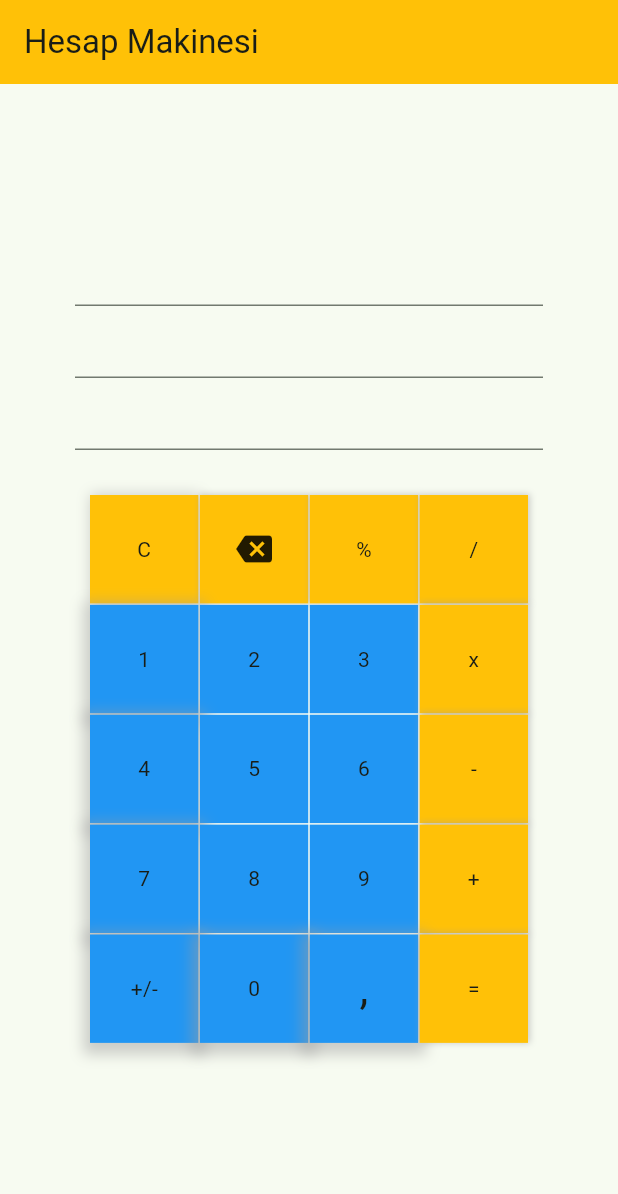
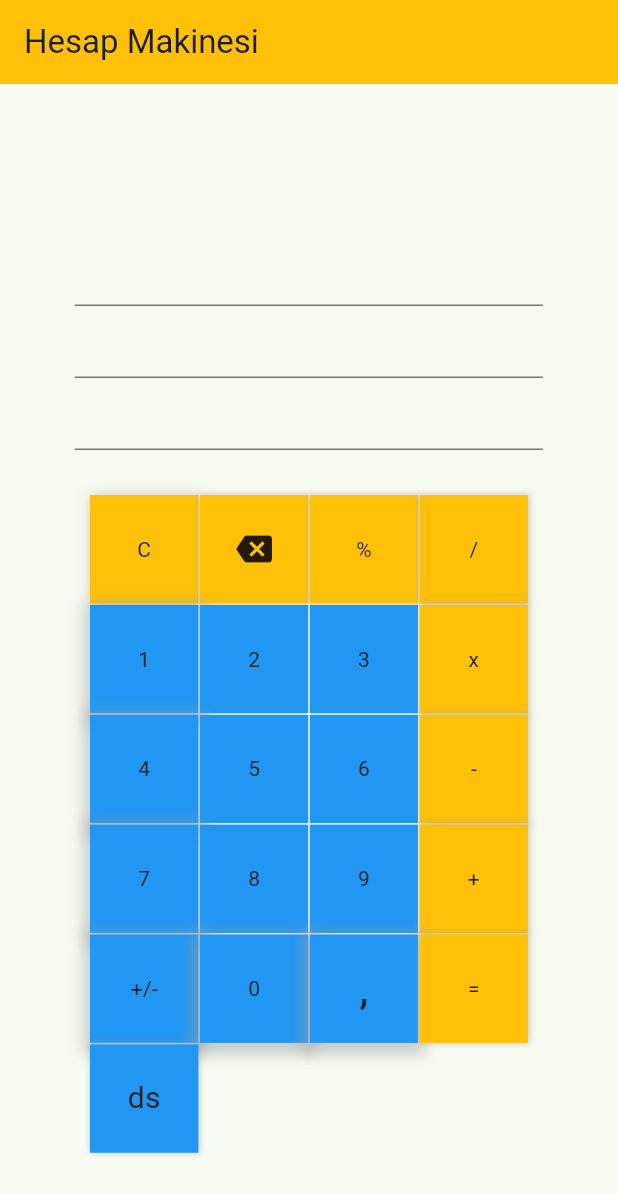
Before and after one commit to BurakCanOzguc/Calculator, a Flutter app: the screen it shows after launch, on a phone screen of 412 x 824 dp. Shown: the top 1194 px of the screen. Run offline on Flutter 3.47's test engine with Material 3 defaults, Android fonts, the phone set to English and light mode, and no system bars.

Commit message:
widget yapısı oluşturuldu

```diff
--- a/lib/main.dart
+++ b/lib/main.dart
@@ -1,6 +1,7 @@
 import 'package:flutter/cupertino.dart';
 import 'package:flutter/material.dart';
 import 'package:flutter/widgets.dart';
+import 'package:hesap_makine_yeni/widgets/calculator_widget/button_widgets.dart';
 
 void main() {
   runApp(const MyApp());
@@ -84,6 +85,7 @@ class _CalculatorState extends State<Calculator> {
 
   TextEditingController ilkDeger = TextEditingController();
   TextEditingController ikinciDeger = TextEditingController();
+  TextEditingController islem2 = TextEditingController();
 
   @override
   Widget build(BuildContext context) {
@@ -99,9 +101,15 @@ class _CalculatorState extends State<Calculator> {
         padding: const EdgeInsets.only(top: 100, left: 50, right: 50),
         child: Column(
           children: [
-            TextField(),
-            TextField(),
-            TextField(),
+            TextField(
+              controller: ilkDeger,
+            ),
+            TextField(
+              controller: islem2,
+            ),
+            TextField(
+              controller: ikinciDeger,
+            ),
             SizedBox(
               height: 20,
             ),
@@ -201,6 +209,7 @@ class _CalculatorState extends State<Calculator> {
                     alignment: Alignment.center,
                     child: const Text("3"),
                   ),
+                  //Çarpma
                   Container(
                     decoration: BoxDecoration(boxShadow: [
                       BoxShadow(
@@ -237,6 +246,7 @@ class _CalculatorState extends State<Calculator> {
                     alignment: Alignment.center,
                     child: const Text("6"),
                   ),
+                  //Çıkartma
                   Container(
                     decoration: BoxDecoration(boxShadow: [
                       BoxShadow(
@@ -273,6 +283,7 @@ class _CalculatorState extends State<Calculator> {
                     alignment: Alignment.center,
                     child: const Text("9"),
                   ),
+                  //Toplama
                   Container(
                     decoration: BoxDecoration(boxShadow: [
                       BoxShadow(
@@ -287,6 +298,7 @@ class _CalculatorState extends State<Calculator> {
                     alignment: Alignment.center,
                     child: const Text("+"),
                   ),
+                  //+/-
                   Container(
                     decoration: BoxDecoration(boxShadow: [
                       BoxShadow(
@@ -299,6 +311,7 @@ class _CalculatorState extends State<Calculator> {
                     alignment: Alignment.center,
                     child: const Text("+/-"),
                   ),
+                  //Sıfır
                   Container(
                     decoration: BoxDecoration(boxShadow: [
                       BoxShadow(
@@ -311,6 +324,7 @@ class _CalculatorState extends State<Calculator> {
                     alignment: Alignment.center,
                     child: const Text("0"),
                   ),
+                  // Virgül
                   Container(
                     decoration: BoxDecoration(boxShadow: [
                       BoxShadow(
@@ -326,6 +340,7 @@ class _CalculatorState extends State<Calculator> {
                       style: TextStyle(fontSize: 30),
                     ),
                   ),
+                  //Eşittir
                   Container(
                     decoration: BoxDecoration(boxShadow: [
                       BoxShadow(
@@ -340,6 +355,14 @@ class _CalculatorState extends State<Calculator> {
                     alignment: Alignment.center,
                     child: const Text("="),
                   ),
+                  ShadowBlueButton(
+                    text: "ds",
+                    onPressed: () {
+                      setState(() {
+                        sayiTopla();
+                      });
+                    },
+                  )
                 ],
               ),
             ),
--- /dev/null
+++ b/lib/widgets/calculator_widget/button_widgets.dart
@@ -0,0 +1,39 @@
+import 'package:flutter/cupertino.dart';
+import 'package:flutter/material.dart';
+
+class ShadowBlueButton extends StatelessWidget {
+  final String text;
+  final Function() onPressed;
+
+  const ShadowBlueButton({
+    required this.text,
+    required this.onPressed,
+    Key? key,
+  }) : super(key: key);
+
+  @override
+  Widget build(BuildContext context) {
+    return GestureDetector(
+      onTap: onPressed,
+      child: Container(
+        decoration: BoxDecoration(
+          boxShadow: [
+            BoxShadow(
+              color: Colors.grey.withOpacity(0.5),
+              spreadRadius: 1,
+              blurRadius: 3,
+              offset: Offset(1, 0),
+            ),
+          ],
+          color: Colors.blue,
+          shape: BoxShape.rectangle,
+        ),
+        alignment: Alignment.center,
+        child: Text(
+          text,
+          style: TextStyle(fontSize: 20),
+        ),
+      ),
+    );
+  }
+}
```
